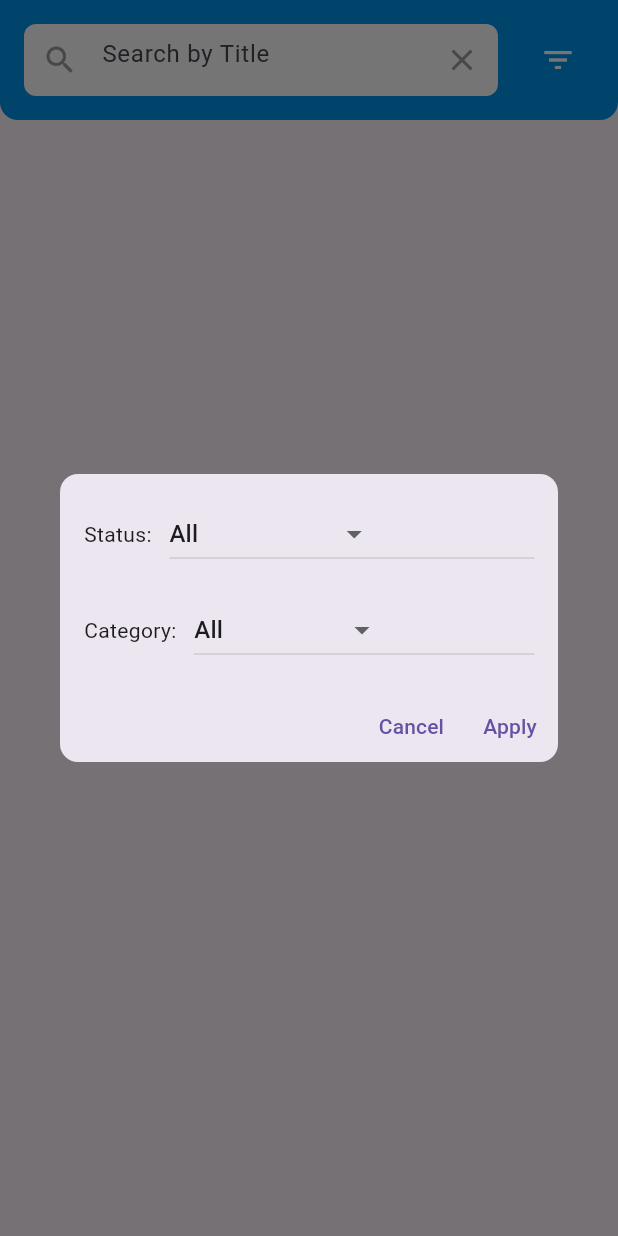
After one commit to rayyan-mulla/admin-grievance-management-system, a Flutter app: the FilterAndSearchGrievances screen opened directly, after a tap on the "filter list" icon, on a phone screen of 412 x 824 dp. The commit adds this screen. Run offline on Flutter 3.47's test engine with Material 3 defaults, Android fonts, the phone set to English and light mode, and no system bars; our stand-ins replace firebase_auth, firebase_core, firebase_database, fl_chart, shared_preferences; accounts and stored records are empty.

Commit message:
Implemented filter and search functionality, displaying all grievances.

```diff
--- /dev/null
+++ b/lib/screens/grievance/filter_and_search_grievances.dart
@@ -0,0 +1,475 @@
+import 'package:flutter/material.dart';
+import 'package:firebase_database/firebase_database.dart';
+
+class FilterAndSearchGrievances extends StatefulWidget {
+  @override
+  _FilterAndSearchGrievancesState createState() =>
+      _FilterAndSearchGrievancesState();
+}
+
+class _FilterAndSearchGrievancesState extends State<FilterAndSearchGrievances> {
+  DatabaseReference _reference =
+      FirebaseDatabase.instance.reference().child('Grievances');
+
+  bool isLoading = true;
+  bool dataAvailable = false;
+  Map<String, Map<String, dynamic>> grievanceData = {};
+  String selectedStatus = 'All';
+  String selectedCategory = 'All';
+  TextEditingController searchController = TextEditingController();
+
+  bool showNoGrievanceMessage = true;
+
+  @override
+  void initState() {
+    super.initState();
+    _fetchData();
+  }
+
+  Future<void> _fetchData() async {
+    DataSnapshot snapshot = await _reference.once();
+
+    bool hasData = snapshot.value != null;
+
+    setState(() {
+      isLoading = false;
+      dataAvailable = hasData;
+      showNoGrievanceMessage = !hasData;
+    });
+
+    if (hasData) {
+      Map<String, dynamic> userData = Map<String, dynamic>.from(snapshot.value);
+
+      grievanceData.clear();
+
+      for (var userId in userData.keys) {
+        Map<String, dynamic> userGrievances =
+            Map<String, dynamic>.from(userData[userId]);
+
+        for (var grievanceKey in userGrievances.keys) {
+          Map<String, dynamic> grievanceDetails =
+              Map<String, dynamic>.from(userGrievances[grievanceKey]);
+
+          grievanceData[grievanceKey] = grievanceDetails;
+        }
+      }
+
+      setState(() {
+        isLoading = false;
+        dataAvailable = true;
+        showNoGrievanceMessage = grievanceData.isEmpty;
+      });
+    } else {
+      // Set the flag here when no data is available
+      setState(() {
+        isLoading = false;
+        dataAvailable = false;
+        showNoGrievanceMessage = true;
+      });
+    }
+  }
+
+  @override
+  Widget build(BuildContext context) {
+    return Scaffold(
+      body: Column(
+        children: [
+          Container(
+            padding: EdgeInsets.all(16),
+            decoration: BoxDecoration(
+              color: Colors.lightBlueAccent[700],
+              borderRadius: BorderRadius.only(
+                bottomLeft: Radius.circular(12),
+                bottomRight: Radius.circular(12),
+              ),
+            ),
+            child: Row(
+              children: [
+                Expanded(
+                  child: Container(
+                    decoration: BoxDecoration(
+                      color: Colors.white,
+                      borderRadius: BorderRadius.circular(8),
+                    ),
+                    child: TextField(
+                      controller: searchController,
+                      onChanged: (value) {
+                        setState(() {});
+                      },
+                      decoration: InputDecoration(
+                        hintText: 'Search by Title',
+                        prefixIcon: Icon(Icons.search, color: Colors.grey),
+                        suffixIcon: IconButton(
+                          icon: Icon(Icons.clear, color: Colors.grey),
+                          onPressed: () {
+                            setState(() {
+                              searchController.clear();
+                            });
+                          },
+                        ),
+                        border: InputBorder.none,
+                      ),
+                    ),
+                  ),
+                ),
+                SizedBox(width: 16),
+                IconButton(
+                  icon: Icon(Icons.filter_list, color: Colors.white),
+                  onPressed: () {
+                    _showFilterDialog();
+                  },
+                ),
+              ],
+            ),
+          ),
+          Expanded(
+            child: isLoading
+                ? Center(
+                    child: CircularProgressIndicator(),
+                  )
+                : grievanceData.isNotEmpty
+                    ? Padding(
+                        padding: const EdgeInsets.all(16),
+                        child: ListView.builder(
+                          itemCount: grievanceData.length,
+                          itemBuilder: (context, index) {
+                            var grievanceKey =
+                                grievanceData.keys.elementAt(index);
+                            var grievanceDetails = grievanceData[grievanceKey];
+
+                            if ((selectedStatus == 'All' ||
+                                    grievanceDetails['status'].toLowerCase() ==
+                                        selectedStatus.toLowerCase()) &&
+                                (selectedCategory == 'All' ||
+                                    grievanceDetails['category']
+                                            .toLowerCase() ==
+                                        selectedCategory.toLowerCase()) &&
+                                (searchController.text.isEmpty ||
+                                    grievanceDetails['title']
+                                        .toLowerCase()
+                                        .contains(searchController.text
+                                            .toLowerCase()))) {
+                              return buildGrievanceCard(
+                                grievanceKey,
+                                grievanceDetails['title'],
+                                grievanceDetails['description'],
+                                grievanceDetails['category'],
+                                grievanceDetails['date'],
+                                grievanceDetails['other_category'],
+                                grievanceDetails['status'],
+                              );
+                            }
+                            return Center(
+                              child: Text("No Grievance Found"),
+                            );
+                          },
+                        ),
+                      )
+                    : Center(
+                        child: Text("No Grievance Found"),
+                      ),
+          ),
+        ],
+      ),
+    );
+  }
+
+  void _showFilterDialog() {
+    showDialog(
+      context: context,
+      builder: (BuildContext context) {
+        return StatefulBuilder(
+          builder: (context, setState) {
+            return Dialog(
+              shape: RoundedRectangleBorder(
+                borderRadius: BorderRadius.circular(12),
+              ),
+              elevation: 0,
+              child: Column(
+                mainAxisSize: MainAxisSize.min,
+                children: [
+                  Padding(
+                    padding: const EdgeInsets.all(16),
+                    child: Column(
+                      children: [
+                        Row(
+                          children: [
+                            Text('Status: '),
+                            SizedBox(width: 8),
+                            Expanded(
+                              child: DropdownButton<String>(
+                                value: selectedStatus,
+                                onChanged: (value) {
+                                  setState(() {
+                                    selectedStatus = value;
+                                  });
+                                },
+                                items: [
+                                  'All',
+                                  'Under Process',
+                                  'Rejected',
+                                  'Approved',
+                                  'New Complaint',
+                                  'Affected'
+                                ].map<DropdownMenuItem<String>>(
+                                  (String status) {
+                                    return DropdownMenuItem<String>(
+                                      value: status,
+                                      child: Text(status),
+                                    );
+                                  },
+                                ).toList(),
+                              ),
+                            ),
+                          ],
+                        ),
+                        SizedBox(height: 16),
+                        Row(
+                          children: [
+                            Text('Category: '),
+                            SizedBox(width: 8),
+                            Expanded(
+                              child: DropdownButton<String>(
+                                value: selectedCategory,
+                                onChanged: (value) {
+                                  setState(() {
+                                    selectedCategory = value;
+                                  });
+                                },
+                                items: [
+                                  'All',
+                                  'Academic',
+                                  'Hostel',
+                                  'Faculty',
+                                  'Infrastructure',
+                                  'Other'
+                                ].map<DropdownMenuItem<String>>(
+                                  (String category) {
+                                    return DropdownMenuItem<String>(
+                                      value: category,
+                                      child: Text(category),
+                                    );
+                                  },
+                                ).toList(),
+                              ),
+                            ),
+                          ],
+                        ),
+                      ],
+                    ),
+                  ),
+                  Row(
+                    mainAxisAlignment: MainAxisAlignment.end,
+                    children: [
+                      TextButton(
+                        onPressed: () {
+                          Navigator.of(context).pop();
+                        },
+                        child: Text("Cancel"),
+                      ),
+                      TextButton(
+                        onPressed: () {
+                          Navigator.of(context).pop();
+                          _fetchData();
+                        },
+                        child: Text("Apply"),
+                      ),
+                    ],
+                  ),
+                ],
+              ),
+            );
+          },
+        );
+      },
+    );
+  }
+
+  Widget buildGrievanceCard(
+    String grievanceKey,
+    String title,
+    String description,
+    String category,
+    String date,
+    String otherCategory,
+    String status,
+  ) {
+    Color statusColor = _getStatusColor(status);
+
+    return Card(
+      elevation: 4,
+      margin: EdgeInsets.only(bottom: 16),
+      shape: RoundedRectangleBorder(
+        borderRadius: BorderRadius.circular(12),
+      ),
+      child: Padding(
+        padding: const EdgeInsets.all(16),
+        child: Column(
+          crossAxisAlignment: CrossAxisAlignment.start,
+          children: [
+            Text(
+              title,
+              style: TextStyle(
+                fontSize: 20,
+                fontWeight: FontWeight.bold,
+              ),
+            ),
+            SizedBox(height: 8),
+            Text(
+              description,
+              style: TextStyle(
+                fontSize: 16,
+                color: Colors.grey[800],
+              ),
+            ),
+            SizedBox(height: 16),
+            Divider(color: Colors.grey[400]),
+            SizedBox(height: 16),
+            Row(
+              mainAxisAlignment: MainAxisAlignment.spaceBetween,
+              children: [
+                Column(
+                  crossAxisAlignment: CrossAxisAlignment.start,
+                  children: [
+                    Text(
+                      'Category',
+                      style: TextStyle(
+                        fontSize: 14,
+                        color: Colors.grey,
+                      ),
+                    ),
+                    Text(
+                      category ?? '',
+                      style: TextStyle(
+                        fontSize: 16,
+                      ),
+                    ),
+                  ],
+                ),
+                Column(
+                  crossAxisAlignment: CrossAxisAlignment.start,
+                  children: [
+                    Text(
+                      'Date',
+                      style: TextStyle(
+                        fontSize: 14,
+                        color: Colors.grey,
+                      ),
+                    ),
+                    Text(
+                      date ?? '',
+                      style: TextStyle(
+                        fontSize: 16,
+                      ),
+                    ),
+                  ],
+                ),
+                Column(
+                  crossAxisAlignment: CrossAxisAlignment.start,
+                  children: [
+                    Text(
+                      'Status',
+                      style: TextStyle(
+                        fontSize: 14,
+                        color: Colors.grey,
+                      ),
+                    ),
+                    Text(
+                      status ?? '',
+                      style: TextStyle(
+                        fontSize: 16,
+                        color: statusColor,
+                      ),
+                    ),
+                  ],
+                ),
+              ],
+            ),
+            if (otherCategory != null) ...[
+              SizedBox(height: 8),
+              Text(
+                'Other Category:',
+                style: TextStyle(
+                  fontSize: 14,
+                  color: Colors.grey,
+                ),
+              ),
+              Text(
+                otherCategory,
+                style: TextStyle(
+                  fontSize: 16,
+                ),
+              ),
+            ],
+            SizedBox(height: 16),
+            Row(
+              children: [
+                ElevatedButton.icon(
+                  onPressed: () {},
+                  icon: Icon(Icons.edit),
+                  label: Text('Edit'),
+                  style: ElevatedButton.styleFrom(
+                    primary: Colors.blue,
+                    onPrimary: Colors.white,
+                  ),
+                ),
+                Spacer(),
+                ElevatedButton.icon(
+                  onPressed: () {
+                    showDialog(
+                      context: context,
+                      builder: (BuildContext context) {
+                        return AlertDialog(
+                          title: Text("Confirm Deletion"),
+                          content: Text(
+                              "Are you sure you want to delete this grievance?"),
+                          actions: [
+                            TextButton(
+                              onPressed: () {
+                                Navigator.of(context).pop();
+                              },
+                              child: Text("Cancel"),
+                            ),
+                            TextButton(
+                              onPressed: () {
+                                Navigator.of(context).pop();
+                              },
+                              child: Text("Yes"),
+                            ),
+                          ],
+                        );
+                      },
+                    );
+                  },
+                  icon: Icon(Icons.delete),
+                  label: Text('Delete'),
+                  style: ElevatedButton.styleFrom(
+                    primary: Colors.red,
+                    onPrimary: Colors.white,
+                  ),
+                ),
+              ],
+            ),
+          ],
+        ),
+      ),
+    );
+  }
+
+  Color _getStatusColor(String status) {
+    switch (status?.toLowerCase()) {
+      case 'under process':
+        return Colors.blue;
+      case 'rejected':
+        return Colors.red;
+      case 'approved':
+        return Colors.green;
+      case 'affected':
+        return Colors.orange;
+      case 'new complaint':
+        return Colors.purple;
+      default:
+        return Colors.grey[800];
+    }
+  }
+}
--- a/lib/screens/home/home.dart
+++ b/lib/screens/home/home.dart
@@ -1,3 +1,4 @@
+import 'package:admin_grievance_management_system/screens/grievance/filter_and_search_grievances.dart';
 import 'package:admin_grievance_management_system/screens/profile/profile.dart';
 import 'package:admin_grievance_management_system/screens/stats/quick_stats.dart';
 import 'package:flutter/material.dart';
@@ -13,7 +14,7 @@ class _HomeState extends State<Home> {
   final tabs = [
     QuickStats(),
     UpdateGrievanceStatus(),
-    FilterSearch(),
+    FilterAndSearchGrievances(),
     Profile(),
   ];
 
@@ -75,12 +76,3 @@ class UpdateGrievanceStatus extends StatelessWidget {
     );
   }
 }
-
-class FilterSearch extends StatelessWidget {
-  @override
-  Widget build(BuildContext context) {
-    return Center(
-      child: Text("Filter and Search"),
-    );
-  }
-}
```
